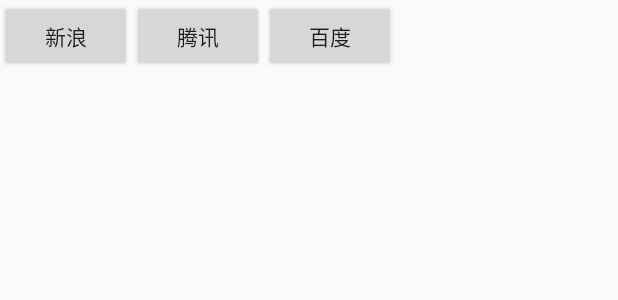
After one commit to zxzxzxygithub/superdemo, an Android app: the layout middleguy.xml on its own in the app's theme, with its tools: preview values and no code run, on a phone screen of 412 x 824 dp. The commit adds this screen. Shown: the top 300 px of the screen. Run offline under Robolectric (Android 15) with nearby library versions, the phone set to English and light mode, and no system bars.

Commit message:
add:multiscrllview

```diff
--- a/app/build.gradle
+++ b/app/build.gradle
@@ -2,11 +2,10 @@
 
 android {
 
-    tasks.whenTaskAdded {
+   tasks.whenTaskAdded {
         task ->
             if (
             task.name.contains("lint")
-                    || task.name.equals("clean")
                     || task.name.contains("Aidl")
                     || task.name.contains("mockableAndroidJar")
                     || task.name.contains("UnitTest")
@@ -39,4 +38,5 @@
 
 dependencies {
     compile fileTree(dir: 'libs', include: ['*.jar'])
+    compile 'com.android.support:appcompat-v7:24.1.1'
 }
--- /dev/null
+++ b/app/src/main/res/layout/middleguy.xml
@@ -0,0 +1,25 @@
+<?xml version="1.0" encoding="utf-8"?>
+<LinearLayout xmlns:android="http://schemas.android.com/apk/res/android"
+    android:orientation="horizontal"
+    android:layout_width="match_parent"
+    android:layout_height="wrap_content">
+
+    <Button
+        android:id="@+id/one"
+        android:text="新浪"
+        android:layout_width="wrap_content"
+        android:layout_height="wrap_content" />
+    <Button
+        android:id="@+id/two"
+        android:text="腾讯"
+        android:layout_width="wrap_content"
+        android:layout_height="wrap_content" />
+    <Button
+        android:id="@+id/three"
+        android:text="百度"
+        android:layout_width="wrap_content"
+        android:layout_height="wrap_content" />
+
+
+
+</LinearLayout>
--- a/app/src/main/res/values/styles.xml
+++ b/app/src/main/res/values/styles.xml
@@ -1,8 +1,13 @@
 <resources>
 
     <!-- Base application theme. -->
-    <style name="AppTheme" parent="android:Theme.Material.Light.DarkActionBar">
+    <style name="AppTheme" parent="Theme.AppCompat.Light.DarkActionBar">
         <!-- Customize your theme here. -->
+        <item name="colorPrimary">@color/colorPrimary</item>
+        <item name="colorPrimaryDark">@color/colorPrimaryDark</item>
+        <item name="colorAccent">@color/colorAccent</item>
+        <!-- 隐藏标题栏 -->
+        <item name="android:windowNoTitle">true</item>
+        <item name="android:windowContentOverlay">@null</item>
     </style>
-
 </resources>
```
Also changed, not shown: app/src/main/AndroidManifest.xml (+18 -2 lines), app/src/main/java/com/test/emptydemo/CustomerScrollViews.java (added, +107 -0 lines), app/src/main/java/com/test/emptydemo/DualScrollViewActivity1.java (added, +63 -0 lines), app/src/main/java/com/test/emptydemo/MainActivity.java (+0 -1 lines), app/src/main/java/com/test/emptydemo/MyWebView.java (added, +68 -0 lines), app/src/main/java/com/test/emptydemo/SecondActivity.java (+95 -3 lines), app/src/main/java/com/test/emptydemo/UpScrollView.java (added, +87 -0 lines), app/src/main/res/layout/dual_scrollview_activity_layout1.xml (added, +65 -0 lines), app/src/main/res/drawable-xxhdpi/neck.jpg (added), 1 other file.
